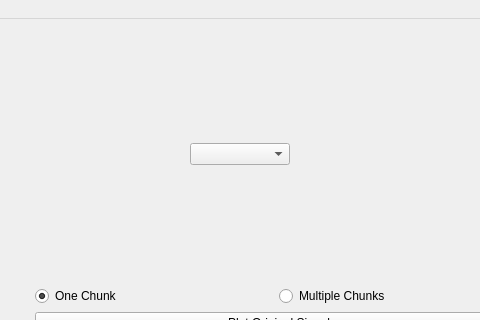
Qt form gui_main.ui (Mohamed-Ibrahim-01/curve-fitting) before a commit; both pictures show x 143 to 623 and y 0 to 320 of the 771 by 543 pixel window.
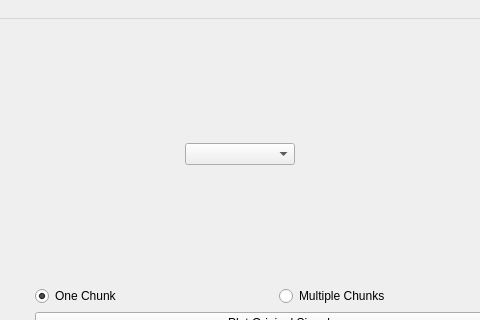
The same form after that commit.

What changed in the file:
```diff
--- a/gui_main.ui
+++ b/gui_main.ui
@@ -37,9 +37,15 @@
             </property>
             <item>
              <widget class="QComboBox" name="poly_eq_box">
+              <property name="sizePolicy">
+               <sizepolicy hsizetype="Fixed" vsizetype="Fixed">
+                <horstretch>0</horstretch>
+                <verstretch>0</verstretch>
+               </sizepolicy>
+              </property>
               <property name="minimumSize">
                <size>
-                <width>0</width>
+                <width>110</width>
                 <height>0</height>
                </size>
               </property>
@@ -49,6 +55,12 @@
                 <height>16777215</height>
                </size>
               </property>
+              <property name="styleSheet">
+               <string notr="true">QComboBox::item:checked {
+  font-weight: bold;
+  height: 15px;
+}</string>
+              </property>
              </widget>
             </item>
             <item>
```
Left out of the diff: 2 changed lines with no effect on the pictures.
